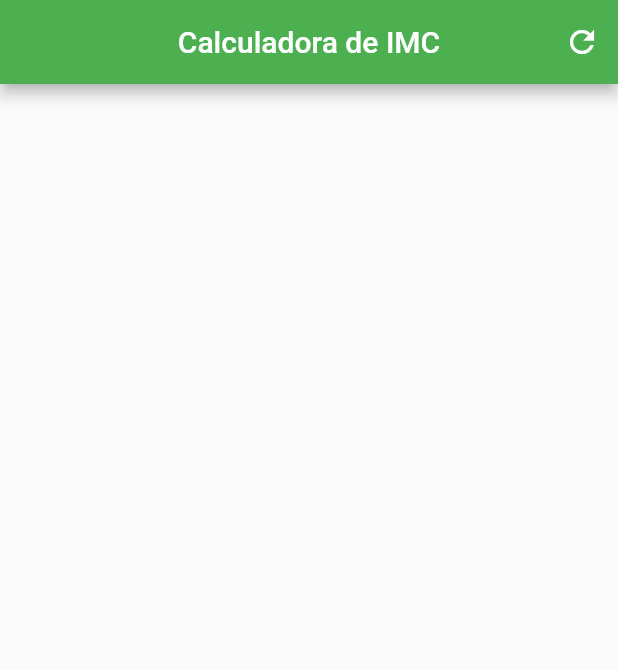
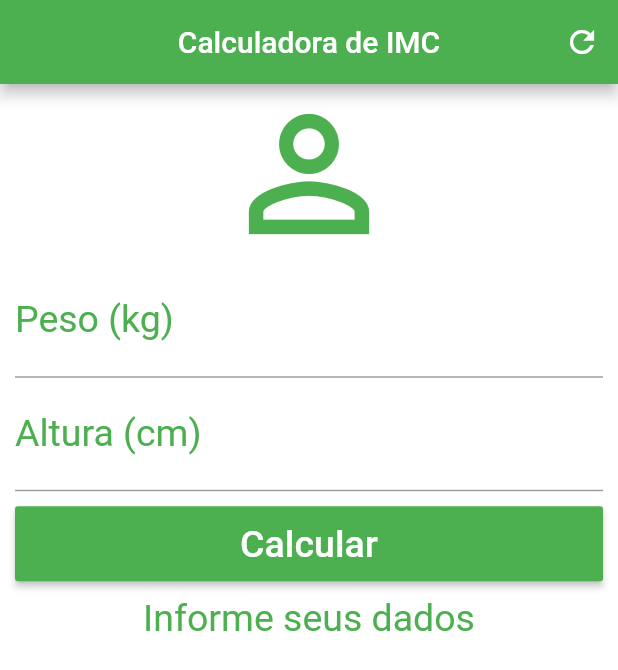
Before and after one commit to ego-prog/Curso-Flutter, a Flutter app: the screen it shows after launch, after a tap on the "refresh" icon, on a phone screen of 412 x 824 dp. Shown: the top 670 px of the screen. Run offline on Flutter 3.47's test engine with Material 2 defaults, Android fonts, the phone set to English and light mode, and no system bars.

Commit message:
Controller e Cálculos

```diff
--- a/calculadora_IMC/lib/main.dart
+++ b/calculadora_IMC/lib/main.dart
@@ -1,9 +1,12 @@
 import 'package:flutter/material.dart';
-void main(){
+import 'package:flutter/painting.dart';
+
+void main() {
   runApp(MaterialApp(
     home: Home(),
   ));
 }
+
 class Home extends StatefulWidget {
   const Home({Key? key}) : super(key: key);
 
@@ -12,6 +15,38 @@ class Home extends StatefulWidget {
 }
 
 class _HomeState extends State<Home> {
+  TextEditingController weightController = TextEditingController();
+  TextEditingController heightController = TextEditingController();
+  String _infoText = "Informe seus dados";
+
+  void _resetFields() {
+    weightController.text = "";
+    heightController.text = "";
+    setState(() {
+      _infoText = "Informe seus dados";
+    });
+  }
+
+  void _calculate() {
+    setState(() {
+      double weight = double.parse(weightController.text);
+      double height = double.parse(heightController.text) / 100;
+      double imc = weight / (height * height);
+      if (imc < 18.6)
+        _infoText = "Abaixo do Peso (${imc.toStringAsPrecision(3)})";
+      else if (imc >= 18.6 && imc < 24.9)
+        _infoText = "Peso Ideal (${imc.toStringAsPrecision(3)})";
+      else if (imc >= 24.9 && imc < 29.9)
+        _infoText = "Levemente Acima do Peso (${imc.toStringAsPrecision(3)})";
+      else if (imc >= 29.9 && imc < 34.9)
+        _infoText = "Obesidade Grau I (${imc.toStringAsPrecision(3)})";
+      else if (imc >= 34.9 && imc < 39.9)
+        _infoText = "Obesidade Grau II (${imc.toStringAsPrecision(3)})";
+      else if (imc >= 40.0)
+        _infoText = "Obesidade Grau III (${imc.toStringAsPrecision(3)})";
+    });
+  }
+
   @override
   Widget build(BuildContext context) {
     return Scaffold(
@@ -20,12 +55,52 @@ class _HomeState extends State<Home> {
           centerTitle: true,
           backgroundColor: Colors.green,
           actions: [
-          IconButton(
-              onPressed: (){},
-              icon: Icon(Icons.refresh)
+            IconButton(onPressed: _resetFields, icon: Icon(Icons.refresh))
+          ],
+        ),
+        backgroundColor: Colors.white,
+        body: SingleChildScrollView(
+          padding: EdgeInsets.fromLTRB(10.0, 0, 10.0, 0),
+          child: Column(
+            crossAxisAlignment: CrossAxisAlignment.stretch,
+            children: [
+              Icon(Icons.person_outline, size: 120, color: Colors.green),
+              TextField(
+                keyboardType: TextInputType.number,
+                decoration: InputDecoration(
+                    labelText: "Peso (kg)",
+                    labelStyle: TextStyle(color: Colors.green)),
+                textAlign: TextAlign.center,
+                style: TextStyle(color: Colors.green, fontSize: 25),
+                controller: weightController,
+              ),
+              TextField(
+                  keyboardType: TextInputType.number,
+                  decoration: InputDecoration(
+                      labelText: "Altura (cm)",
+                      labelStyle: TextStyle(color: Colors.green)),
+                  textAlign: TextAlign.center,
+                  style: TextStyle(color: Colors.green, fontSize: 25),
+                  controller: heightController),
+              Padding(
+                padding: EdgeInsets.only(top: 10, bottom: 10),
+                child: Container(
+                  height: 50.0,
+                  child: RaisedButton(
+                    onPressed: _calculate,
+                    child: Text("Calcular",
+                        style: TextStyle(color: Colors.white, fontSize: 25.0)),
+                    color: Colors.green,
+                  ),
+                ),
+              ),
+              Text(
+                _infoText,
+                textAlign: TextAlign.center,
+                style: TextStyle(color: Colors.green, fontSize: 25.0),
               )
             ],
           ),
-    );
+        ));
   }
 }
```
Lines whose indentation alone changed are shown as unchanged.
